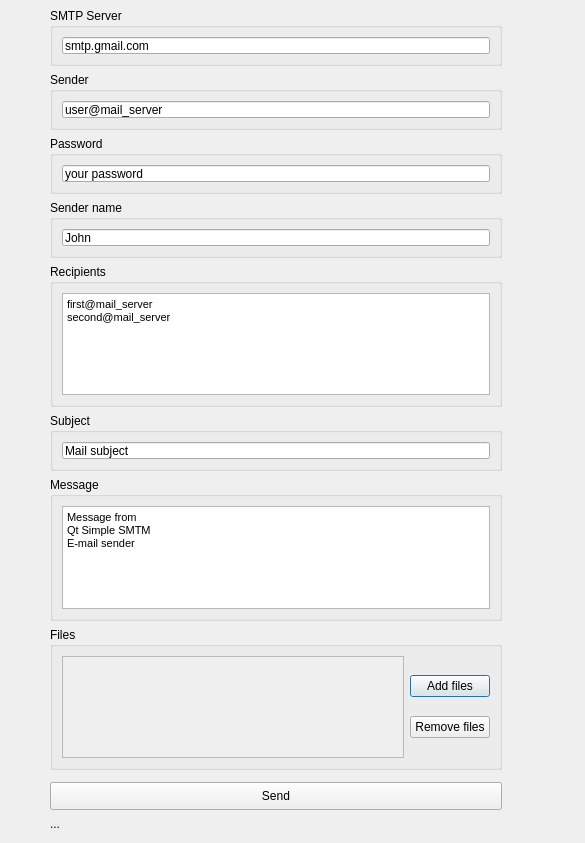
Before: the Qt Designer form mail.ui in 24-25PCPP2A27/projet2a-2a27-smart-clothing-store, drawn with Qt 5.
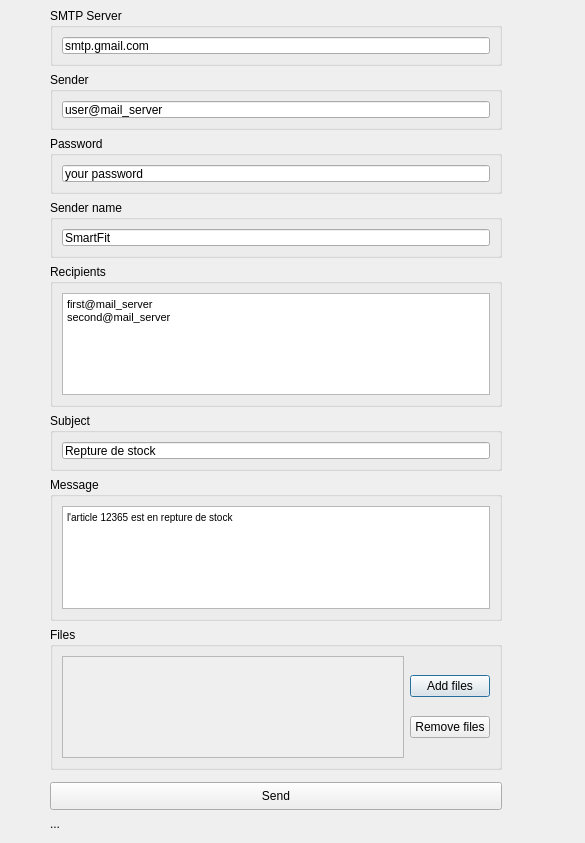
After: the same form once the commit is applied.

```diff
--- a/mail.ui
+++ b/mail.ui
@@ -56,7 +56,7 @@
     <item>
      <widget class="QLineEdit" name="leSubject_2">
       <property name="text">
-       <string>Mail subject</string>
+       <string>Repture de stock</string>
       </property>
      </widget>
     </item>
@@ -104,9 +104,7 @@
 &lt;html&gt;&lt;head&gt;&lt;meta name=&quot;qrichtext&quot; content=&quot;1&quot; /&gt;&lt;style type=&quot;text/css&quot;&gt;
 p, li { white-space: pre-wrap; }
 &lt;/style&gt;&lt;/head&gt;&lt;body style=&quot; font-family:'MS Shell Dlg 2'; font-size:7.8pt; font-weight:400; font-style:normal;&quot;&gt;
-&lt;p style=&quot; margin-top:0px; margin-bottom:0px; margin-left:0px; margin-right:0px; -qt-block-indent:0; text-indent:0px;&quot;&gt;&lt;span style=&quot; font-family:'MS Shell Dlg 2'; font-size:8.25pt;&quot;&gt;Message from&lt;/span&gt;&lt;/p&gt;
-&lt;p style=&quot; margin-top:0px; margin-bottom:0px; margin-left:0px; margin-right:0px; -qt-block-indent:0; text-indent:0px;&quot;&gt;&lt;span style=&quot; font-family:'MS Shell Dlg 2'; font-size:8.25pt;&quot;&gt;Qt Simple SMTM&lt;/span&gt;&lt;/p&gt;
-&lt;p style=&quot; margin-top:0px; margin-bottom:0px; margin-left:0px; margin-right:0px; -qt-block-indent:0; text-indent:0px;&quot;&gt;&lt;span style=&quot; font-family:'MS Shell Dlg 2'; font-size:8.25pt;&quot;&gt;E-mail sender&lt;/span&gt;&lt;/p&gt;&lt;/body&gt;&lt;/html&gt;</string>
+&lt;p style=&quot; margin-top:0px; margin-bottom:0px; margin-left:0px; margin-right:0px; -qt-block-indent:0; text-indent:0px;&quot;&gt;&lt;span style=&quot; font-family:'MS Shell Dlg 2';&quot;&gt;l'article 12365 est en repture de stock&lt;/span&gt;&lt;/p&gt;&lt;/body&gt;&lt;/html&gt;</string>
       </property>
      </widget>
     </item>
@@ -260,7 +258,7 @@
     <item>
      <widget class="QLineEdit" name="leSenderName_2">
       <property name="text">
-       <string>John</string>
+       <string>SmartFit</string>
       </property>
      </widget>
     </item>
```
